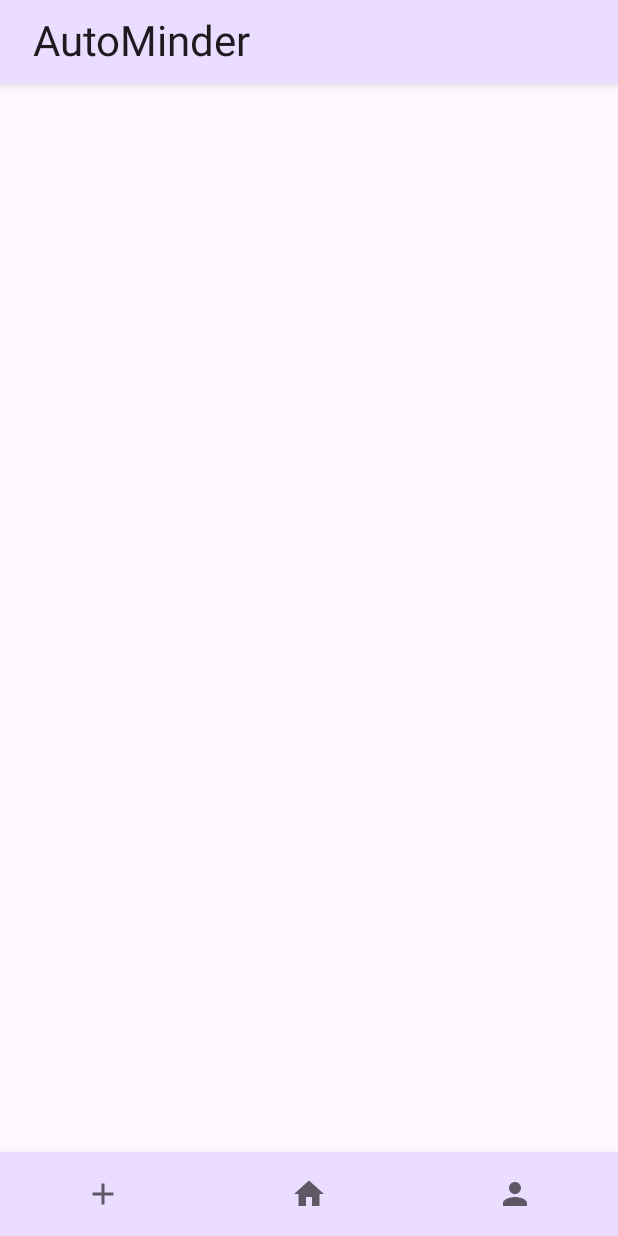
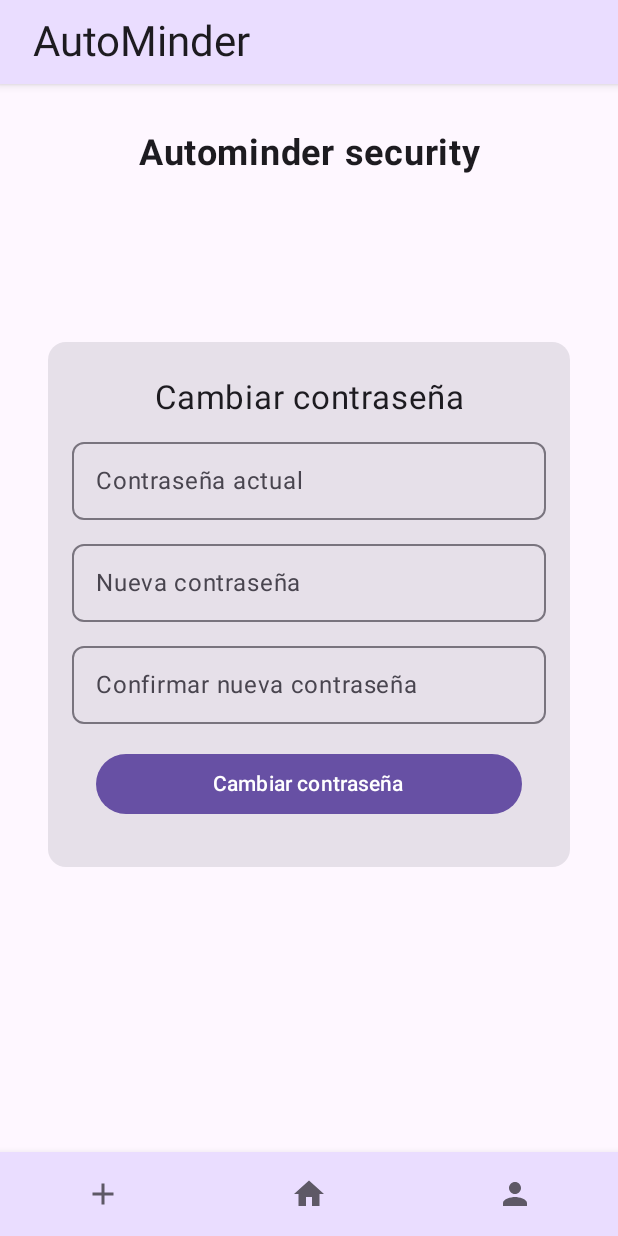
Before and after one commit to AutoMinder/BaseProyect, an Android app built with Jetpack Compose: the ChangePasswordScreen screen opened through its navigation route, on a phone screen of 412 x 824 dp. Run offline under Robolectric (Android 15) with nearby library versions, the phone set to English and light mode, and no system bars.

Commit message:
:construction: UserInfo buttons done & ChangePasswordScreen started

```diff
--- a/AutoMinder/app/src/main/java/com/autominder/autominder/navigation/Destinations.kt
+++ b/AutoMinder/app/src/main/java/com/autominder/autominder/navigation/Destinations.kt
@@ -22,5 +22,4 @@ sealed class Destinations(
 
     object ChangePassword : Destinations("change_password", "Change Password", Icons.Filled.Add)
 
-    object ContactDevelopers : Destinations("contact_developers", "Contact Developers", Icons.Filled.Add)
 }
--- a/AutoMinder/app/src/main/java/com/autominder/autominder/navigation/NavigationHost.kt
+++ b/AutoMinder/app/src/main/java/com/autominder/autominder/navigation/NavigationHost.kt
@@ -12,6 +12,9 @@ import com.autominder.autominder.myCars.ui.MyCarsScreen
 import com.autominder.autominder.principalMenu.PrincipalMenuScreen
 import com.autominder.autominder.register.RegisterScreen
 import com.autominder.autominder.userInfo.UserInfoScreen
+import com.autominder.autominder.userInfo.UserInfoViewModel
+import com.autominder.autominder.userInfo.changePassword.ChangePasswordScreen
+import com.autominder.autominder.userInfo.changePassword.ChangePasswordViewModel
 
 @Composable
 fun NavigationHost(
@@ -41,13 +44,10 @@ fun NavigationHost(
             MyCarsScreen()
         }
         composable("user_info"){
-            UserInfoScreen(navController)
+            UserInfoScreen(navController, UserInfoViewModel())
         }
         composable("change_password"){
-            // TODO(): Add change password screen
-        }
-        composable("contact_developers"){
-            // TODO(): Add contact developers screen
+            ChangePasswordScreen(navController, ChangePasswordViewModel())
         }
     }
 }
--- /dev/null
+++ b/AutoMinder/app/src/main/java/com/autominder/autominder/userInfo/changePassword/ChangePasswordScreen.kt
@@ -0,0 +1,165 @@
+package com.autominder.autominder.userInfo.changePassword
+
+import androidx.compose.foundation.layout.Arrangement
+import androidx.compose.foundation.layout.Column
+import androidx.compose.foundation.layout.Spacer
+import androidx.compose.foundation.layout.fillMaxSize
+import androidx.compose.foundation.layout.fillMaxWidth
+import androidx.compose.foundation.layout.height
+import androidx.compose.foundation.layout.padding
+import androidx.compose.foundation.text.KeyboardOptions
+import androidx.compose.material3.Card
+import androidx.compose.material3.MaterialTheme
+import androidx.compose.material3.OutlinedTextField
+import androidx.compose.material3.Text
+import androidx.compose.runtime.Composable
+import androidx.compose.ui.Modifier
+import androidx.compose.material3.Button
+import androidx.compose.ui.graphics.Color
+import androidx.compose.ui.text.font.FontWeight
+import androidx.compose.ui.text.input.KeyboardType
+import androidx.compose.ui.text.input.PasswordVisualTransformation
+import androidx.compose.ui.text.style.TextAlign
+import androidx.compose.ui.tooling.preview.Preview
+import androidx.compose.ui.unit.dp
+import androidx.compose.ui.unit.sp
+import androidx.navigation.NavController
+import androidx.navigation.compose.rememberNavController
+
+//TODO: VIEWMODEL
+
+@Preview(showBackground = true)
+@Composable
+fun ChangePasswordScreenPreview() {
+    val navController = rememberNavController()
+    val viewModel = ChangePasswordViewModel()
+    ChangePasswordScreen(navController, viewModel)
+}
+
+@Composable
+fun ChangePasswordScreen(navController: NavController, viewModel: ChangePasswordViewModel) {
+    Column(
+        modifier = Modifier
+            .fillMaxSize()
+            .padding(16.dp)
+    ) {
+        HeaderTitle()
+        Spacer(modifier = Modifier.padding(40.dp))
+        ChangePasswordBox()
+    }
+}
+
+
+@Composable
+fun HeaderTitle() {
+    Text(
+        text = "Autominder security", fontSize = 24.sp, modifier = Modifier
+            .padding(16.dp)
+            .fillMaxWidth(),
+        textAlign = TextAlign.Center,
+        fontWeight = FontWeight.Bold
+    )
+}
+
+@Composable
+fun ChangePasswordBox() {
+    Card(
+        modifier = Modifier
+            .padding(16.dp)
+            .height(350.dp)
+    ) {
+        Column(
+            verticalArrangement = Arrangement.Center,
+            modifier = Modifier
+                .fillMaxSize()
+                .padding(16.dp)
+        ) {
+            ChangePasswordHeader()
+            ChangePasswordFieldsWrapper()
+            ChangePasswordButton()
+        }
+    }
+}
+
+@Composable
+fun ChangePasswordHeader() {
+    Text(
+        text = "Cambiar contraseña",
+        modifier = Modifier
+            .fillMaxWidth()
+            .padding(8.dp),
+        textAlign = TextAlign.Center,
+        fontSize = 22.sp
+    )
+}
+
+@Composable
+fun ChangePasswordFieldsWrapper() {
+    Column(verticalArrangement = Arrangement.spacedBy(8.dp)) {
+        ActualPasswordTextField()
+        NewPasswordTextField()
+        ConfirmNewPasswordTextField()
+    }
+}
+
+
+@Composable
+fun ActualPasswordTextField() {
+    OutlinedTextField(
+        value = "",
+        onValueChange = { /*TODO*/ },
+        label = { Text("Contraseña actual") },
+        shape = MaterialTheme.shapes.small,
+        modifier = Modifier
+            .fillMaxWidth()
+            .height(60.dp),
+        singleLine = true,
+        keyboardOptions = KeyboardOptions(keyboardType = KeyboardType.Password),
+        visualTransformation = PasswordVisualTransformation(),
+    )
+}
+
+@Composable
+fun NewPasswordTextField() {
+    OutlinedTextField(
+        value = "",
+        onValueChange = { /*TODO*/ },
+        label = { Text("Nueva contraseña") },
+        shape = MaterialTheme.shapes.small,
+        modifier = Modifier
+            .fillMaxWidth()
+            .height(60.dp),
+        singleLine = true,
+        keyboardOptions = KeyboardOptions(keyboardType = KeyboardType.Password),
+        visualTransformation = PasswordVisualTransformation(),
+    )
+}
+
+@Composable
+fun ConfirmNewPasswordTextField() {
+    OutlinedTextField(
+        value = "",
+        onValueChange = { /*TODO*/ },
+        label = { Text("Confirmar nueva contraseña") },
+        shape = MaterialTheme.shapes.small,
+        modifier = Modifier
+            .fillMaxWidth()
+            .height(60.dp),
+        singleLine = true,
+        keyboardOptions = KeyboardOptions(keyboardType = KeyboardType.Password),
+        visualTransformation = PasswordVisualTransformation(),
+    )
+}
+
+@Composable
+fun ChangePasswordButton() {
+
+    Button(
+        onClick = { /*TODO*/ },
+        modifier = Modifier
+            .fillMaxWidth()
+            .padding(16.dp, 16.dp)
+    ) {
+        Text(text = "Cambiar contraseña", color = Color.White)
+    }
+}
--- /dev/null
+++ b/AutoMinder/app/src/main/java/com/autominder/autominder/userInfo/changePassword/ChangePasswordViewModel.kt
@@ -0,0 +1,6 @@
+package com.autominder.autominder.userInfo.changePassword
+
+import androidx.lifecycle.ViewModel
+
+class ChangePasswordViewModel: ViewModel() {
+}
```
Also changed, not shown: AutoMinder/app/src/main/java/com/autominder/autominder/userInfo/UserInfoScreen.kt (+28 -17 lines), AutoMinder/app/src/main/java/com/autominder/autominder/userInfo/UserInfoViewModel.kt (added, +29 -0 lines).
